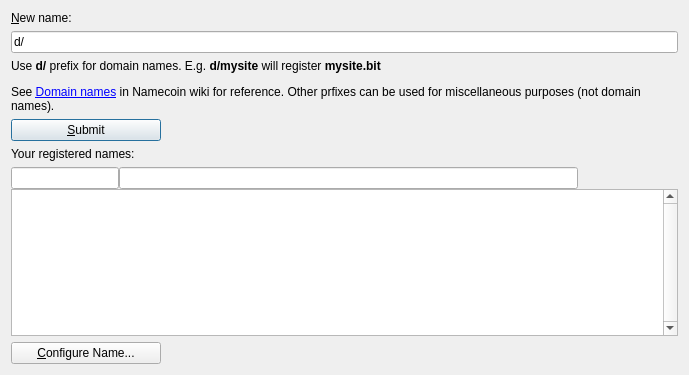
The window that src/qt/forms/managenamespage.ui (davispuh/namecoin) describes before a commit, drawn with Qt 5.
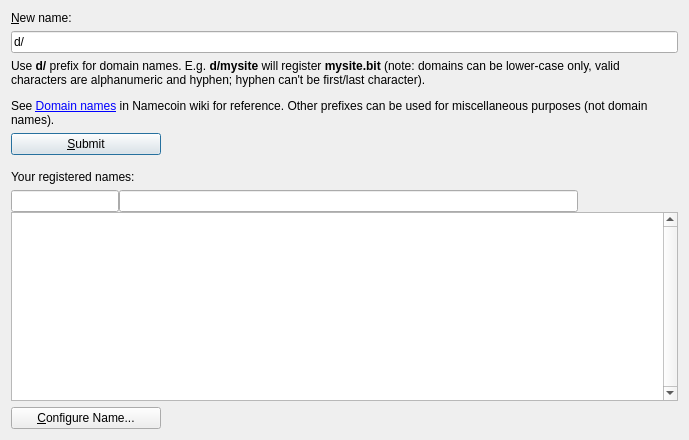
The same window after the commit. Icons and pictures are not drawn. Custom widgets are drawn as their Qt base class.

```diff
--- a/src/qt/forms/managenamespage.ui
+++ b/src/qt/forms/managenamespage.ui
@@ -7,7 +7,7 @@
     <x>0</x>
     <y>0</y>
     <width>689</width>
-    <height>375</height>
+    <height>440</height>
    </rect>
   </property>
   <property name="sizePolicy">
@@ -60,7 +60,7 @@
         </sizepolicy>
        </property>
        <property name="text">
-        <string>&lt;html&gt;&lt;head/&gt;&lt;body&gt;&lt;p&gt;Use &lt;span style=&quot; font-weight:600;&quot;&gt;d/&lt;/span&gt; prefix for domain names. E.g. &lt;span style=&quot; font-weight:600;&quot;&gt;d/mysite&lt;/span&gt; will register &lt;span style=&quot; font-weight:600;&quot;&gt;mysite.bit&lt;/span&gt;&lt;/p&gt;&lt;p&gt;See &lt;a href=&quot;http://dot-bit.org/Namespace:Domain_names&quot;&gt;&lt;span style=&quot; text-decoration: underline; color:#0000ff;&quot;&gt;Domain names&lt;/span&gt;&lt;/a&gt; in Namecoin wiki for reference. Other prfixes can be used for miscellaneous purposes (not domain names).&lt;/p&gt;&lt;/body&gt;&lt;/html&gt;</string>
+        <string>&lt;html&gt;&lt;head/&gt;&lt;body&gt;&lt;p&gt;Use &lt;span style=&quot; font-weight:600;&quot;&gt;d/&lt;/span&gt; prefix for domain names. E.g. &lt;span style=&quot; font-weight:600;&quot;&gt;d/mysite&lt;/span&gt; will register &lt;span style=&quot; font-weight:600;&quot;&gt;mysite.bit&lt;/span&gt; (note: domains can be lower-case only, valid characters are alphanumeric and hyphen; hyphen can't be first/last character).&lt;/p&gt;&lt;p&gt;See &lt;a href=&quot;http://dot-bit.org/Namespace:Domain_names&quot;&gt;&lt;span style=&quot; text-decoration: underline; color:#0000ff;&quot;&gt;Domain names&lt;/span&gt;&lt;/a&gt; in Namecoin wiki for reference. Other prefixes can be used for miscellaneous purposes (not domain names).&lt;/p&gt;&lt;/body&gt;&lt;/html&gt;</string>
        </property>
        <property name="textFormat">
         <enum>Qt::RichText</enum>
```
